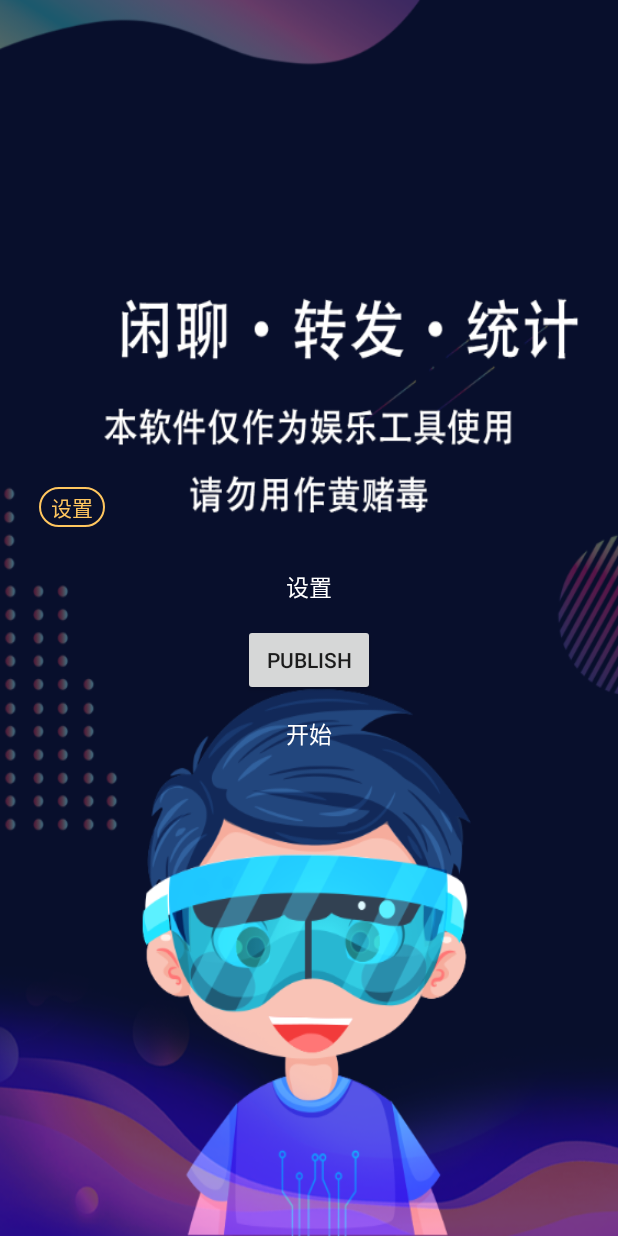
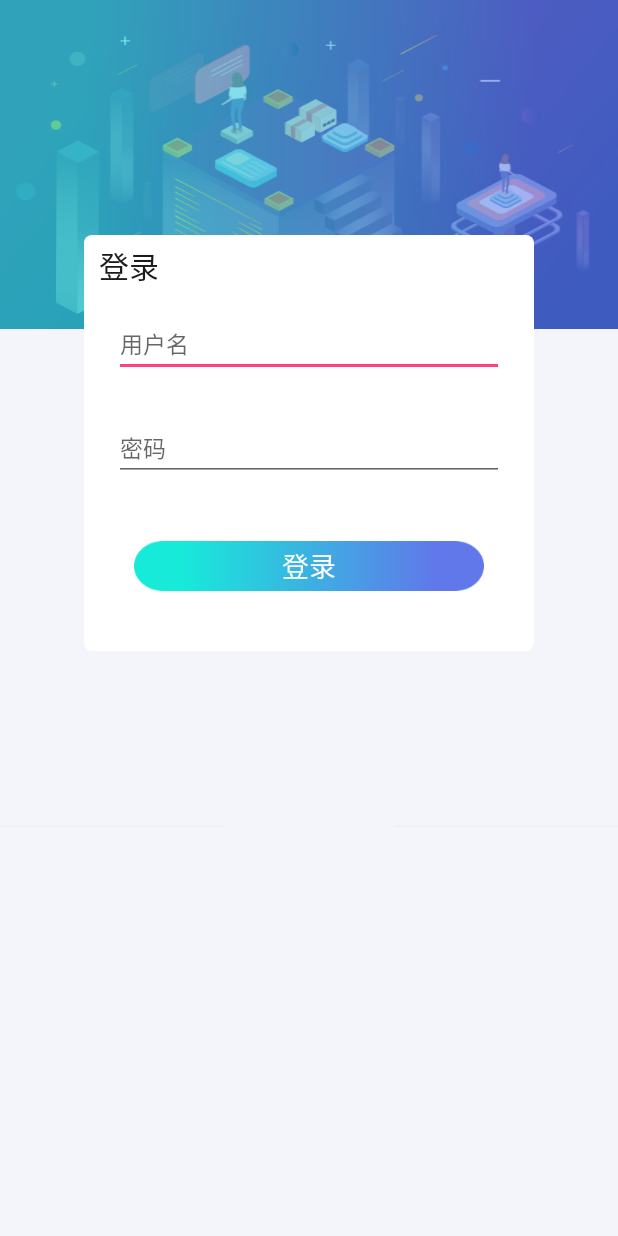
Before and after one commit to Liu-Deng-Hui/xianliaoRobot, an Android app: the screen it shows after launch (MainActivity), on a phone screen of 412 x 824 dp. Run offline under Robolectric (Android 15) with nearby library versions, the light colour scheme and no system bars; libraries missing offline, so code that uses them is left out: com.arialyy.annotations, com.arialyy.aria, com.lzy.okgo; 1 statement that could not run was skipped.

Commit message:
增加登录

```diff
--- a/app/build.gradle
+++ b/app/build.gradle
@@ -30,4 +30,6 @@ dependencies {
     implementation files('libs/smoothcompoundbuttonlibrary.jar')
     compile 'com.arialyy.aria:aria-core:3.6.6'
     annotationProcessor 'com.arialyy.aria:aria-compiler:3.6.6'
+    implementation 'com.android.support:design:+'
+    implementation 'com.lzy.net:okgo:3.0.4'
 }
--- a/app/src/main/java/com/xianliaoRobot/MyApplication.java
+++ b/app/src/main/java/com/xianliaoRobot/MyApplication.java
@@ -4,7 +4,6 @@ import android.app.Application;
 import android.content.Context;
 
 import com.arialyy.aria.core.Aria;
-import com.xianliaoRobot.utils.SettingConfig;
 
 
 /**
--- a/app/src/main/java/com/xianliaoRobot/activity/MainActivity.java
+++ b/app/src/main/java/com/xianliaoRobot/activity/MainActivity.java
@@ -2,7 +2,9 @@ package com.xianliaoRobot.activity;
 
 import android.Manifest;
 import android.app.Activity;
+import android.content.Context;
 import android.content.Intent;
+import android.content.SharedPreferences;
 import android.content.pm.PackageManager;
 import android.media.MediaScannerConnection;
 import android.net.Uri;
@@ -12,14 +14,22 @@ import android.support.v4.app.ActivityCompat;
 import android.support.v7.app.ActionBar;
 import android.support.v7.app.AppCompatActivity;
 import android.os.Bundle;
+import android.telecom.Call;
+import android.telephony.TelephonyManager;
 import android.util.Log;
 import android.view.View;
 import android.widget.Button;
+import android.widget.EditText;
 import android.widget.Toast;
 
 import com.arialyy.annotations.Download;
 import com.arialyy.aria.core.Aria;
 import com.arialyy.aria.core.download.DownloadTask;
+import com.lzy.okgo.OkGo;
+import com.lzy.okgo.cache.CacheMode;
+import com.lzy.okgo.callback.StringCallback;
+import com.lzy.okgo.model.HttpParams;
+import com.lzy.okgo.model.Response;
 import com.xianliaoRobot.MyApplication;
 import com.xianliaoRobot.R;
 import com.xianliaoRobot.entity.data;
@@ -28,85 +38,101 @@ import com.xianliaoRobot.permission.PermissionConstants;
 import com.xianliaoRobot.permission.PermissionUtils;
 import com.xianliaoRobot.service.MyMqttService;
 
+import org.json.JSONException;
+import org.json.JSONObject;
+
 import java.io.File;
+import java.util.HashMap;
 import java.util.List;
 
 
 public class MainActivity extends AppCompatActivity {
     private static final int REQUEST_EXTERNAL_STORAGE = 1;
-    private static String[] PERMISSIONS_STORAGE = {Manifest.permission.READ_EXTERNAL_STORAGE,Manifest.permission.WRITE_EXTERNAL_STORAGE };
+    private static String[] PERMISSIONS_STORAGE = {Manifest.permission.READ_EXTERNAL_STORAGE, Manifest.permission.WRITE_EXTERNAL_STORAGE};
     private String TAG = this.getClass().getSimpleName();
     private Intent mIntent;
+    private String url = "http://h2.frp.fztool.com/api/";
+    private String user;
+    private String pwd;
+
     @Override
     protected void onCreate(Bundle savedInstanceState) {
         super.onCreate(savedInstanceState);
-        setContentView(R.layout.activity_main);
+        setContentView(R.layout.activity_login);
         requestPermission();
         verifyStoragePermissions(this);
+        SharedPreferences sharedPre=getSharedPreferences("config", MODE_PRIVATE);
+        int login = sharedPre.getInt("login",-1);
+        if(login==0){
+            Intent intent=new Intent();
+            intent.setFlags(Intent.FLAG_ACTIVITY_CLEAR_TASK|Intent.FLAG_ACTIVITY_NEW_TASK);
+            intent.setClass(MainActivity.this,RobotActivity.class);
+            startActivity(intent);
+        }
         ActionBar actionBar = getSupportActionBar();
         if (actionBar != null) {
             actionBar.hide();
         }
-        final Button btn = findViewById(R.id.start);
-        final Button XiaLiao =findViewById(R.id.startXianLiao);
-        //开启服务
-       // startService(new Intent(MainActivity.this, MyMqttService.class));
-        btn.setOnClickListener(new View.OnClickListener() {
-            @Override
-            public void onClick(View view) {
-                //打开系统设置中辅助功能
-                Intent intent = new Intent(android.provider.Settings.ACTION_ACCESSIBILITY_SETTINGS);
-                startActivity(intent);
-                Toast.makeText(MainActivity.this, "找到闲聊机器人服务，开启即可", Toast.LENGTH_LONG).show();
-            }
-        });
-        XiaLiao.setOnClickListener(new View.OnClickListener() {
-            @Override
-            public void onClick(View v) {
-                toXiaLiao();
-            }
-        });
-    }
-    public void publish(View view) {
-        //模拟闸机设备发送消息过来
-       // MyMqttService.publish("tourist enter");
-        /*new Thread(connectNet).start();
-        new Thread(saveFileRunnable).start();*/
-
-
-
-        File file = new File(Environment.getExternalStorageDirectory() + "/DCIM/100ANDRO/"+data.getTitle());
-        // 最后通知图库更新
-        if (Build.VERSION.SDK_INT >= Build.VERSION_CODES.KITKAT) { // 判断SDK版本是不是4.4或者高于4.4
-            String[] paths = new String[]{file.getAbsolutePath()};
-            MediaScannerConnection.scanFile(MyApplication.getContext(), paths, null, null);
-        } else {
-            final Intent intent;
-            if (file.isDirectory()) {
-                intent = new Intent(Intent.ACTION_MEDIA_MOUNTED);
-                intent.setClassName("com.android.providers.media", "com.android.providers.media.MediaScannerReceiver");
-                intent.setData(Uri.fromFile(Environment.getExternalStorageDirectory()));
-            } else {
-                intent = new Intent(Intent.ACTION_MEDIA_SCANNER_SCAN_FILE);
-                intent.setData(Uri.fromFile(file));
-            }
-            MyApplication.getContext().sendBroadcast(intent);
-        }
-
     }
 
-    @Download.onTaskComplete void taskComplete(DownloadTask task) {
-        //在这里处理任务完成的状态
-        Log.i(TAG, "下载完成 ：" +Environment.getExternalStorageDirectory());
-    }
-    void toXiaLiao(){
-        if (!checkPackage("org.xianliao")){
-            Toast.makeText(MainActivity.this, "请先安装指定应用！", Toast.LENGTH_LONG).show();
+    public void login(View view) throws JSONException {
+        EditText editText1 = (EditText) findViewById(R.id.login_user_edit);
+        user = editText1.getText().toString();
+        EditText editText2 = (EditText) findViewById(R.id.login_passwd_edit);
+        pwd = editText2.getText().toString();
+        if (user.equals("") || pwd == null) {
+            Toast.makeText(MainActivity.this, "账号不能为空，请填写账号！", Toast.LENGTH_LONG).show();
         }
-        Intent intent = new Intent();
-        intent.setAction("Android.intent.action.VIEW");
-        intent.setClassName("org.xianliao", "org.sugram.base.LaunchActivity");
-        startActivity(intent);
+        if (pwd.equals("") || pwd == null) {
+            Toast.makeText(MainActivity.this, "密码不能为空，请填写密码！", Toast.LENGTH_LONG).show();
+        }
+        TelephonyManager tm = (TelephonyManager) MyApplication.getContext().getSystemService(Context.TELEPHONY_SERVICE);
+        if (ActivityCompat.checkSelfPermission(MyApplication.getContext(), Manifest.permission.READ_PHONE_STATE) != PackageManager.PERMISSION_GRANTED) {
+            return;
+        }
+        String imei = tm.getDeviceId();
+        HashMap params = new HashMap();
+        params.put("user", user);
+        params.put("pwd", pwd);
+        params.put("imei", imei);
+        JSONObject json = new JSONObject(params);
+        OkGo.<String>post(url+"login")
+                .tag(this)
+                .upJson(json)
+                .execute(new StringCallback() {
+                    @Override
+                    public void onSuccess(Response<String> response) {
+                        try {
+                            JSONObject info = new JSONObject(response.body().toString());
+                            if(info.getInt("code")==0){
+                                SharedPreferences sharedPre=MyApplication.getContext().getSharedPreferences("config", MyApplication.getContext().MODE_PRIVATE);
+                                SharedPreferences.Editor editor=sharedPre.edit();
+                                editor.putString("user",user);
+                                editor.putString("pwd",pwd);
+                                editor.putInt("login",0);
+                                //提交
+                                editor.commit();
+                                Toast.makeText(MainActivity.this, "登录成功！", Toast.LENGTH_LONG).show();
+                                Intent intent=new Intent();
+                                intent.setFlags(Intent.FLAG_ACTIVITY_CLEAR_TASK|Intent.FLAG_ACTIVITY_NEW_TASK);
+                                intent.setClass(MainActivity.this,RobotActivity.class);
+                                startActivity(intent);
+
+                            }else{
+                                Toast.makeText(MainActivity.this, info.getString("msg"), Toast.LENGTH_LONG).show();
+                            }
+                        } catch (JSONException e) {
+                            e.printStackTrace();
+                            Toast.makeText(MainActivity.this, "登录失败！", Toast.LENGTH_LONG).show();
+                        }
+
+                    }
+                    @Override
+                    public void onError(Response<String> response) {
+                        Toast.makeText(MainActivity.this, "登录失败，请检查网络！", Toast.LENGTH_LONG).show();
+                        super.onError(response);
+                    }
+                });
     }
     public boolean checkPackage(String packageName)
     {
--- /dev/null
+++ b/app/src/main/res/drawable-xhdpi/login_yuan.xml
@@ -0,0 +1,8 @@
+<?xml version="1.0" encoding="utf-8"?>
+<shape xmlns:android="http://schemas.android.com/apk/res/android">
+    <solid android:color="#ffffff" />
+    <corners android:topLeftRadius="8px"
+        android:topRightRadius="8px"
+    android:bottomRightRadius="8px"
+    android:bottomLeftRadius="8px"/>
+</shape>
--- /dev/null
+++ b/app/src/main/res/layout/activity_login.xml
@@ -0,0 +1,74 @@
+<?xml version="1.0" encoding="utf-8"?>
+<LinearLayout xmlns:android="http://schemas.android.com/apk/res/android"
+    android:layout_width="fill_parent"
+    android:layout_height="fill_parent"
+    android:background="@drawable/login_bg"
+    android:gravity="center_horizontal"
+    android:orientation="vertical" >
+    <LinearLayout
+        android:id="@+id/diog"
+        android:layout_width="fill_parent"
+        android:layout_height="wrap_content"
+        android:layout_marginTop="10px"
+        android:background="@drawable/login_bg"
+        android:orientation="vertical">
+        <LinearLayout
+            android:id="@+id/login"
+            android:layout_width="450px"
+            android:layout_height="wrap_content"
+            android:layout_marginTop="225px"
+            android:layout_gravity="center_horizontal"
+            android:background="@drawable/login_yuan"
+            android:orientation="vertical">
+            <TextView
+                android:id="@+id/textView"
+                android:layout_width="fill_parent"
+                android:layout_height="wrap_content"
+                android:layout_marginLeft="10dp"
+                android:layout_marginTop="5dp"
+                android:textColor="#1c1b1b"
+                android:textSize="20sp"
+                android:text="登录" />
+
+            <EditText
+            android:id="@+id/login_user_edit"
+            android:layout_width="fill_parent"
+            android:layout_height="wrap_content"
+            android:layout_below="@+id/login_top_layout"
+            android:layout_marginLeft="20dp"
+            android:layout_marginRight="20dp"
+            android:layout_marginTop="15dp"
+            android:hint="用户名"
+            android:singleLine="true"
+            android:textColor="#000"
+            android:textSize="15sp" />
+
+        <EditText
+            android:id="@+id/login_passwd_edit"
+            android:layout_width="fill_parent"
+            android:layout_height="wrap_content"
+            android:layout_below="@+id/login_user_edit"
+            android:layout_marginLeft="20dp"
+            android:layout_marginRight="20dp"
+            android:layout_marginTop="25dp"
+            android:hint="密码"
+            android:password="true"
+            android:singleLine="true"
+            android:textColor="#000"
+            android:textSize="15sp" />
+        <Button
+            android:id="@+id/login_login_btn"
+            android:layout_width="350px"
+            android:layout_height="50px"
+            android:layout_marginTop="40dp"
+            android:layout_marginBottom ="40dp"
+            android:layout_gravity="center_horizontal"
+            android:layout_below="@+id/login_passwd_edit"
+            android:background="@drawable/button"
+            android:onClick="login"
+            android:text="登录"
+            android:textColor="#ffffff"
+            android:textSize="18sp" />
+        </LinearLayout>
+    </LinearLayout>
+</LinearLayout>
--- a/app/src/main/res/layout/activity_main.xml
+++ b/app/src/main/res/layout/activity_main.xml
@@ -39,11 +39,12 @@
         android:text="设置"
         android:textColor="@android:color/white"
         android:textSize="15sp" />
+
     <Button
         android:layout_width="wrap_content"
         android:layout_height="wrap_content"
         android:onClick="publish"
-        android:text="publish"/>
+        android:text="publish" />
     <Button
         android:id="@+id/startXianLiao"
         style="@style/Widget.AppCompat.Button.ButtonBar.AlertDialog"
--- a/app/src/main/res/values/styles.xml
+++ b/app/src/main/res/values/styles.xml
@@ -1,13 +1,12 @@
 <resources>
 
     <!-- Base application theme. -->
-    <style name="AppTheme" parent="Theme.AppCompat.Light.DarkActionBar">
+    <style name="AppTheme" parent="Theme.AppCompat.Light.NoActionBar">
         <!-- Customize your theme here. -->
         <item name="colorPrimary">@color/colorPrimary</item>
         <item name="colorPrimaryDark">@color/colorPrimaryDark</item>
         <item name="colorAccent">@color/colorAccent</item>
     </style>
-
 
     <style name="SettingsCellSingleCompoundButton">
         <item name="android:layout_width">wrap_content</item>
```
Also changed, not shown: app/src/main/AndroidManifest.xml (+11 -4 lines), app/src/main/java/com/xianliaoRobot/activity/RobotActivity.java (added, +134 -0 lines), app/src/main/java/com/xianliaoRobot/activity/SettingActivity.java (deleted, +0 -105 lines), app/src/main/java/com/xianliaoRobot/service/MyMqttService.java (+7 -2 lines), app/src/main/java/com/xianliaoRobot/utils/SettingConfig.java (deleted, +0 -135 lines), app/src/main/java/com/xianliaoRobot/utils/listener/ScreenListener.java (deleted, +0 -95 lines), app/src/main/res/drawable-xhdpi/button.png (added), app/src/main/res/drawable-xhdpi/login_bg.png (added), app/src/main/res/mipmap-xxhdpi/login_bg.png (added).
